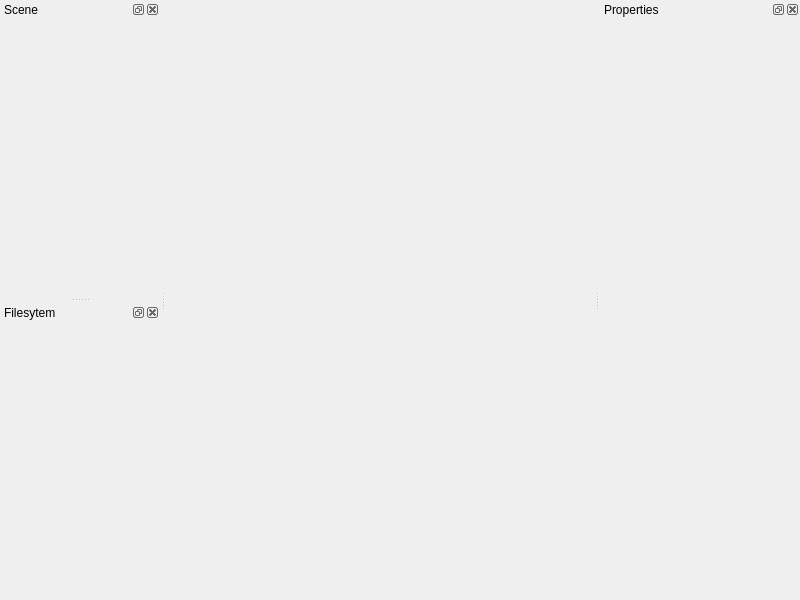
Old version of the form src/ui/element_editor.ui in the repository LNDF/Element-Editor.
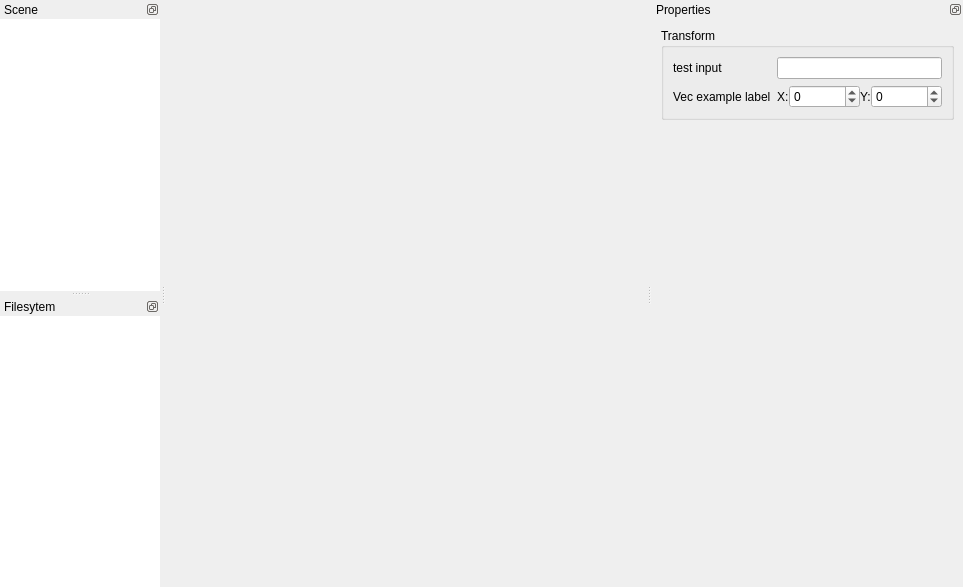
New version of the form.

Commit message: UI advance and example

```diff
--- a/src/ui/element_editor.ui
+++ b/src/ui/element_editor.ui
@@ -6,30 +6,89 @@
    <rect>
     <x>0</x>
     <y>0</y>
-    <width>800</width>
-    <height>600</height>
+    <width>925</width>
+    <height>587</height>
    </rect>
   </property>
   <property name="windowTitle">
    <string notr="true">Element Editor</string>
   </property>
   <widget class="QWidget" name="render_canvas">
-   <layout class="QHBoxLayout" name="horizontalLayout"/>
+   <property name="minimumSize">
+    <size>
+     <width>480</width>
+     <height>480</height>
+    </size>
+   </property>
+   <layout class="QHBoxLayout" name="render_canvas_layout">
+    <property name="spacing">
+     <number>0</number>
+    </property>
+    <property name="leftMargin">
+     <number>0</number>
+    </property>
+    <property name="topMargin">
+     <number>0</number>
+    </property>
+    <property name="rightMargin">
+     <number>0</number>
+    </property>
+    <property name="bottomMargin">
+     <number>0</number>
+    </property>
+   </layout>
   </widget>
   <widget class="QDockWidget" name="scene_dock">
+   <property name="enabled">
+    <bool>true</bool>
+   </property>
    <property name="minimumSize">
     <size>
      <width>160</width>
      <height>250</height>
     </size>
    </property>
+   <property name="floating">
+    <bool>false</bool>
+   </property>
+   <property name="features">
+    <set>QDockWidget::DockWidgetFloatable|QDockWidget::DockWidgetMovable</set>
+   </property>
    <property name="windowTitle">
     <string>Scene</string>
    </property>
    <attribute name="dockWidgetArea">
     <number>1</number>
    </attribute>
-   <widget class="QWidget" name="scene"/>
+   <widget class="QWidget" name="scene">
+    <property name="enabled">
+     <bool>true</bool>
+    </property>
+    <layout class="QHBoxLayout" name="scene_layout">
+     <property name="spacing">
+      <number>0</number>
+     </property>
+     <property name="leftMargin">
+      <number>0</number>
+     </property>
+     <property name="topMargin">
+      <number>0</number>
+     </property>
+     <property name="rightMargin">
+      <number>0</number>
+     </property>
+     <property name="bottomMargin">
+      <number>0</number>
+     </property>
+     <item>
+      <widget class="QTreeView" name="scene_tree">
+       <property name="frameShape">
+        <enum>QFrame::NoFrame</enum>
+       </property>
+      </widget>
+     </item>
+    </layout>
+   </widget>
   </widget>
   <widget class="QDockWidget" name="filesystem_dock">
    <property name="minimumSize">
@@ -38,28 +97,262 @@
      <height>250</height>
     </size>
    </property>
+   <property name="features">
+    <set>QDockWidget::DockWidgetFloatable|QDockWidget::DockWidgetMovable</set>
+   </property>
    <property name="windowTitle">
     <string>Filesytem</string>
    </property>
    <attribute name="dockWidgetArea">
     <number>1</number>
    </attribute>
-   <widget class="QWidget" name="filesystem"/>
+   <widget class="QWidget" name="filesystem">
+    <layout class="QHBoxLayout" name="filesystem_layout">
+     <property name="spacing">
+      <number>0</number>
+     </property>
+     <property name="leftMargin">
+      <number>0</number>
+     </property>
+     <property name="topMargin">
+      <number>0</number>
+     </property>
+     <property name="rightMargin">
+      <number>0</number>
+     </property>
+     <property name="bottomMargin">
+      <number>0</number>
+     </property>
+     <item>
+      <widget class="QTreeView" name="filesystem_tree">
+       <property name="frameShape">
+        <enum>QFrame::NoFrame</enum>
+       </property>
+       <property name="textElideMode">
+        <enum>Qt::ElideLeft</enum>
+       </property>
+      </widget>
+     </item>
+    </layout>
+   </widget>
   </widget>
   <widget class="QDockWidget" name="properties_dock">
    <property name="minimumSize">
     <size>
-     <width>200</width>
+     <width>283</width>
      <height>250</height>
     </size>
    </property>
+   <property name="features">
+    <set>QDockWidget::DockWidgetFloatable|QDockWidget::DockWidgetMovable</set>
+   </property>
    <property name="windowTitle">
     <string>Properties</string>
    </property>
    <attribute name="dockWidgetArea">
     <number>2</number>
    </attribute>
-   <widget class="QWidget" name="properties"/>
+   <widget class="QWidget" name="properties">
+    <layout class="QVBoxLayout" name="properties_layout">
+     <property name="spacing">
+      <number>0</number>
+     </property>
+     <property name="leftMargin">
+      <number>0</number>
+     </property>
+     <property name="topMargin">
+      <number>0</number>
+     </property>
+     <property name="rightMargin">
+      <number>0</number>
+     </property>
+     <property name="bottomMargin">
+      <number>0</number>
+     </property>
+     <item>
+      <widget class="QScrollArea" name="properties_scroll">
+       <property name="sizePolicy">
+        <sizepolicy hsizetype="Minimum" vsizetype="Minimum">
+         <horstretch>0</horstretch>
+         <verstretch>0</verstretch>
+        </sizepolicy>
+       </property>
+       <property name="frameShape">
+        <enum>QFrame::NoFrame</enum>
+       </property>
+       <property name="horizontalScrollBarPolicy">
+        <enum>Qt::ScrollBarAlwaysOff</enum>
+       </property>
+       <property name="widgetResizable">
+        <bool>true</bool>
+       </property>
+       <property name="alignment">
+        <set>Qt::AlignLeading|Qt::AlignLeft|Qt::AlignTop</set>
+       </property>
+       <widget class="QWidget" name="properties_contents">
+        <property name="geometry">
+         <rect>
+          <x>0</x>
+          <y>0</y>
+          <width>279</width>
+          <height>130</height>
+         </rect>
+        </property>
+        <property name="sizePolicy">
+         <sizepolicy hsizetype="Preferred" vsizetype="Fixed">
+          <horstretch>0</horstretch>
+          <verstretch>0</verstretch>
+         </sizepolicy>
+        </property>
+        <layout class="QVBoxLayout" name="properties_contents_layout">
+         <item>
+          <widget class="QGroupBox" name="group">
+           <property name="sizePolicy">
+            <sizepolicy hsizetype="Preferred" vsizetype="Preferred">
+             <horstretch>0</horstretch>
+             <verstretch>0</verstretch>
+            </sizepolicy>
+           </property>
+           <property name="minimumSize">
+            <size>
+             <width>0</width>
+             <height>0</height>
+            </size>
+           </property>
+           <property name="title">
+            <string>Transform</string>
+           </property>
+           <property name="flat">
+            <bool>true</bool>
+           </property>
+           <layout class="QFormLayout" name="group_layout">
+            <property name="sizeConstraint">
+             <enum>QLayout::SetDefaultConstraint</enum>
+            </property>
+            <property name="fieldGrowthPolicy">
+             <enum>QFormLayout::ExpandingFieldsGrow</enum>
+            </property>
+            <property name="formAlignment">
+             <set>Qt::AlignLeading|Qt::AlignLeft|Qt::AlignTop</set>
+            </property>
+            <item row="1" column="0">
+             <widget class="QLabel" name="text_example_label">
+              <property name="text">
+               <string>test input</string>
+              </property>
+             </widget>
+            </item>
+            <item row="1" column="1">
+             <widget class="QLineEdit" name="text_example_edit">
+              <property name="readOnly">
+               <bool>false</bool>
+              </property>
+              <property name="clearButtonEnabled">
+               <bool>false</bool>
+              </property>
+             </widget>
+            </item>
+            <item row="2" column="0">
+             <widget class="QLabel" name="vec_example_label">
+              <property name="text">
+               <string>Vec example label</string>
+              </property>
+             </widget>
+            </item>
+            <item row="2" column="1">
+             <widget class="QWidget" name="vec_1" native="true">
+              <property name="sizePolicy">
+               <sizepolicy hsizetype="MinimumExpanding" vsizetype="Preferred">
+                <horstretch>0</horstretch>
+                <verstretch>0</verstretch>
+               </sizepolicy>
+              </property>
+              <property name="minimumSize">
+               <size>
+                <width>80</width>
+                <height>0</height>
+               </size>
+              </property>
+              <layout class="QHBoxLayout" name="vec_layout">
+               <property name="spacing">
+                <number>0</number>
+               </property>
+               <property name="leftMargin">
+                <number>0</number>
+               </property>
+               <property name="topMargin">
+                <number>0</number>
+               </property>
+               <property name="rightMargin">
+                <number>0</number>
+               </property>
+               <property name="bottomMargin">
+                <number>0</number>
+               </property>
+               <item>
+                <widget class="QLabel" name="x_label">
+                 <property name="text">
+                  <string>X:</string>
+                 </property>
+                </widget>
+               </item>
+               <item>
+                <widget class="QSpinBox" name="x_input">
+                 <property name="sizePolicy">
+                  <sizepolicy hsizetype="MinimumExpanding" vsizetype="Preferred">
+                   <horstretch>0</horstretch>
+                   <verstretch>0</verstretch>
+                  </sizepolicy>
+                 </property>
+                 <property name="minimum">
+                  <number>-2147483647</number>
+                 </property>
+                 <property name="maximum">
+                  <number>2147483647</number>
+                 </property>
+                 <property name="stepType">
+                  <enum>QAbstractSpinBox::AdaptiveDecimalStepType</enum>
+                 </property>
+                </widget>
+               </item>
+               <item>
+                <widget class="QLabel" name="y_label">
+                 <property name="text">
+                  <string>Y:</string>
+                 </property>
+                </widget>
+               </item>
+               <item>
+                <widget class="QSpinBox" name="y_input">
+                 <property name="sizePolicy">
+                  <sizepolicy hsizetype="MinimumExpanding" vsizetype="Preferred">
+                   <horstretch>0</horstretch>
+                   <verstretch>0</verstretch>
+                  </sizepolicy>
+                 </property>
+                 <property name="minimum">
+                  <number>-2147483647</number>
+                 </property>
+                 <property name="maximum">
+                  <number>2147483647</number>
+                 </property>
+                 <property name="stepType">
+                  <enum>QAbstractSpinBox::AdaptiveDecimalStepType</enum>
+                 </property>
+                </widget>
+               </item>
+              </layout>
+             </widget>
+            </item>
+           </layout>
+          </widget>
+         </item>
+        </layout>
+       </widget>
+      </widget>
+     </item>
+    </layout>
+   </widget>
   </widget>
  </widget>
  <resources/>
```
